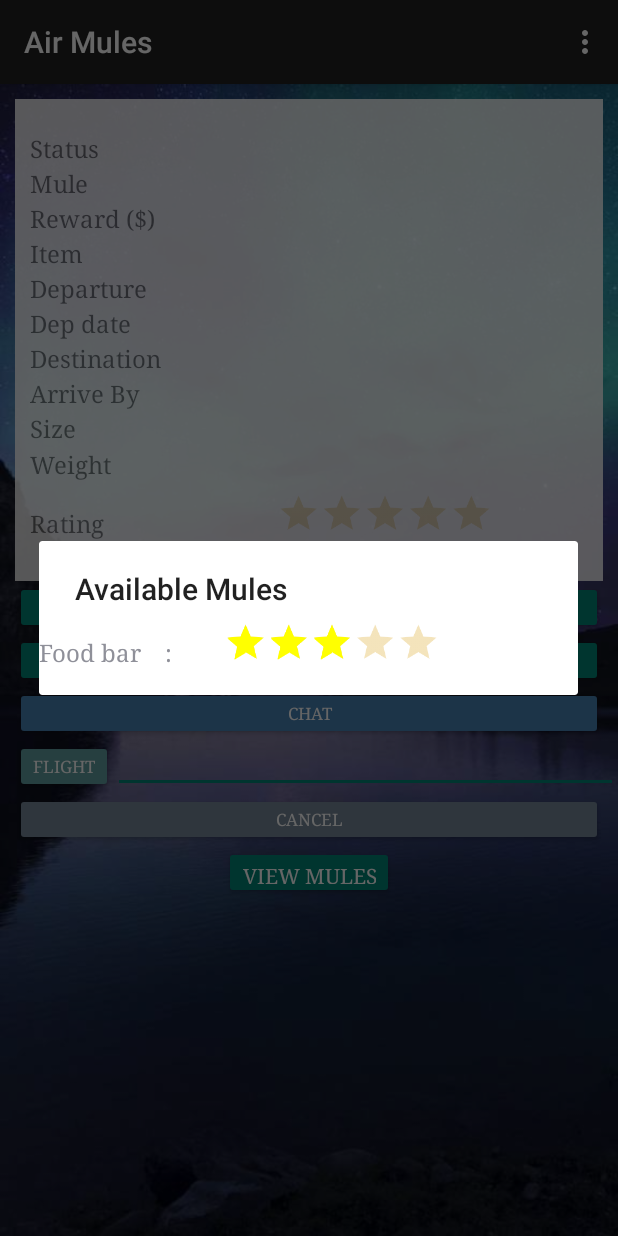
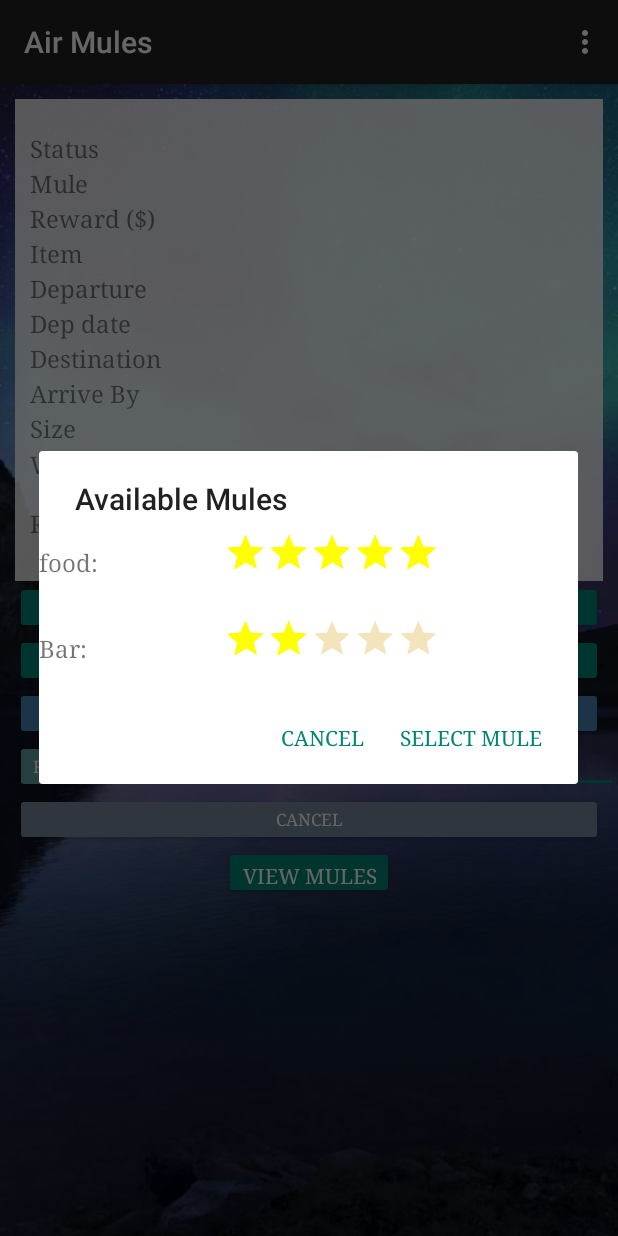
Before and after one commit to bruttozz/airmules-android-app, an Android app: the RequestDetailActivity screen opened directly, with no data from a screen before it, after a tap on "VIEW MULES", on a phone screen of 412 x 824 dp. Run offline under Robolectric (Android 15) with nearby library versions, the light colour scheme and no system bars; our stand-ins replace Firebase (no records; nobody signed in at launch, a user with empty details on screens opened directly); 2 statements that could not run were skipped.

Commit message:
Use Recycler View to display available mules

```diff
--- /dev/null
+++ b/app/src/main/java/com/example/asthana/airmuleschat/MulesRecyclerAdapter.java
@@ -0,0 +1,84 @@
+package com.example.asthana.airmuleschat;
+
+import android.app.AlertDialog;
+import android.app.Dialog;
+import android.app.DialogFragment;
+import android.content.Context;
+import android.content.DialogInterface;
+import android.media.Rating;
+import android.os.Bundle;
+import android.support.v7.widget.RecyclerView;
+import android.view.LayoutInflater;
+import android.view.View;
+import android.view.ViewGroup;
+import android.widget.Button;
+import android.widget.RatingBar;
+import android.widget.TextView;
+
+import java.util.List;
+
+
+public class MulesRecyclerAdapter extends
+        RecyclerView.Adapter<MulesRecyclerAdapter.ViewHolder> {
+
+    private List<UserClass> availableMules;
+
+    // Provide a direct reference to each of the views within a data item
+    // Used to cache the views within the item layout for fast access
+    public class ViewHolder extends RecyclerView.ViewHolder {
+        // Your holder should contain a member variable
+        // for any view that will be set as you render a row
+        public TextView nameTextView;
+        public RatingBar muleRatingBar;
+
+        // We also create a constructor that accepts the entire item row
+        // and does the view lookups to find each subview
+        public ViewHolder(View itemView) {
+            // Stores the itemView in a public final member variable that can be used
+            // to access the context from any ViewHolder instance.
+            super(itemView);
+
+            nameTextView = itemView.findViewById(R.id.dialogTxtMuleName);
+            muleRatingBar= itemView.findViewById(R.id.dialogMuleRating);
+        }
+    }
+
+
+    // Store a member variable for the contacts
+
+    // Pass in the contact array into the constructor
+    public MulesRecyclerAdapter(List<UserClass> availableMules) {
+        this.availableMules = availableMules;
+    }
+    @Override
+    public MulesRecyclerAdapter.ViewHolder onCreateViewHolder(ViewGroup parent, int viewType) {
+        Context context = parent.getContext();
+        LayoutInflater inflater = LayoutInflater.from(context);
+
+        // Inflate the custom layout
+        View contactView = inflater.inflate(R.layout.dialog_spinner_row, parent, false);
+
+        // Return a new holder instance
+        ViewHolder viewHolder = new ViewHolder(contactView);
+        return viewHolder;
+    }
+
+    // Involves populating data into the item through holder
+    @Override
+    public void onBindViewHolder(MulesRecyclerAdapter.ViewHolder viewHolder, int position) {
+        // Get the data model based on position
+        UserClass mule = availableMules.get(position);
+
+        // Set item views based on your views and data model
+        TextView textView = viewHolder.nameTextView;
+        textView.setText(mule.getName());
+        RatingBar rating = viewHolder.muleRatingBar;
+        rating.setRating(mule.getRating());
+    }
+
+    // Returns the total count of items in the list
+    @Override
+    public int getItemCount() {
+        return availableMules.size();
+    }
+}
--- a/app/src/main/java/com/example/asthana/airmuleschat/RequestDetailActivity.java
+++ b/app/src/main/java/com/example/asthana/airmuleschat/RequestDetailActivity.java
@@ -3,10 +3,17 @@ package com.example.asthana.airmuleschat;
 import android.app.AlertDialog;
 import android.app.Dialog;
 import android.app.DialogFragment;
+import android.app.Fragment;
+import android.app.FragmentTransaction;
+import android.content.DialogInterface;
 import android.content.Intent;
 import android.os.AsyncTask;
 import android.os.Bundle;
+import android.support.annotation.NonNull;
+import android.support.v7.widget.LinearLayoutManager;
+import android.support.v7.widget.RecyclerView;
 import android.util.Log;
+import android.view.LayoutInflater;
 import android.view.View;
 import android.widget.Button;
 import android.widget.EditText;
@@ -30,6 +37,11 @@ import java.io.InputStream;
 import java.io.InputStreamReader;
 import java.net.HttpURLConnection;
 import java.net.URL;
+import java.util.ArrayList;
+import java.util.Collection;
+import java.util.Iterator;
+import java.util.List;
+import java.util.ListIterator;
 
 public class RequestDetailActivity extends BaseMenuActivity {
     private TextView txtStatus;
@@ -51,7 +63,6 @@ public class RequestDetailActivity extends BaseMenuActivity {
     private Button btnPayOrConfirm;
     private Button btnViewMules;
     private String transactionID;
-    private String chatID;
     private static final String REQUESTS = "requests";
     private static final String MULE = "mule";
     private static final String STATUS = "status";
@@ -101,17 +112,30 @@ public class RequestDetailActivity extends BaseMenuActivity {
         });
 
         btnViewMules = (Button) findViewById(R.id.btnViewMules);
-        btnViewMules.setOnClickListener(new View.OnClickListener(){
-            public void onClick(View v){
-                final AlertDialog dialog = new AlertDialog.Builder(RequestDetailActivity.this)
-                        .setTitle("Available Mules")
-                        .setView(R.layout.dialog_mules)
-                        .create();
-                dialog.show();
-                ((TextView)dialog.findViewById(R.id.dialogTxtMuleName)).setText("Food bar");
-                ((RatingBar)dialog.findViewById(R.id.dialogMuleRating)).setRating(3);
-            }
-        });
+//        btnViewMules.setOnClickListener(new View.OnClickListener() {
+//            public void onClick(View v) {
+//
+//                FragmentTransaction ft = getFragmentManager().beginTransaction();
+//                Fragment prev = getFragmentManager().findFragmentByTag("dialog");
+//                if (prev != null) {
+//                    ft.remove(prev);
+//                }
+//                ft.addToBackStack(null);
+//
+//                DialogFragment dialogFragment = new ViewMulesDialogFragment();
+//                dialogFragment.show(ft, "dialog");
+////                LayoutInflater inflater = RequestDetailActivity.this.getLayoutInflater();
+////                dialog = new AlertDialog.Builder(RequestDetailActivity.this);
+////                dialog.setTitle("Available Mules");
+////                dialog.setView(inflater.inflate(R.layout.dialog_mules, null));
+////                dialog.create();
+////                dialog.show();
+////
+////                ((TextView) dialog.findViewById(R.id.dialogTxtMuleName)).setText("Food bar");
+////                ((RatingBar) dialog.findViewById(R.id.dialogMuleRating)).setRating(3);
+//            }
+//        });
+
         btnCancel = (Button) findViewById(R.id.btnCancelRequest);
         btnSignUpOrUnregister = (Button) findViewById(R.id.btnSignUpOrUnregister);
         btnPayOrConfirm = (Button) findViewById(R.id.btnPayOrConfirm);
@@ -141,7 +165,7 @@ public class RequestDetailActivity extends BaseMenuActivity {
             @Override
             public void onDataChange(DataSnapshot dataSnapshot) {
                 Request req = dataSnapshot.getValue(Request.class);
-;
+                ;
 
                 if (req == null || req.getTransactionID() == null) {
                     RequestDetailActivity.this.finish();
@@ -167,6 +191,49 @@ public class RequestDetailActivity extends BaseMenuActivity {
             }
         });
 
+    }
+
+    public void showAlertDialogButtonClicked(View view) {
+
+        // create an alert builder
+        AlertDialog.Builder builder = new AlertDialog.Builder(this);
+        builder.setTitle("Available Mules");
+
+        // set the custom layout
+        final View ViewMulesDialog = getLayoutInflater().inflate(R.layout.dialog_mules, null);
+        builder.setView(ViewMulesDialog);
+
+
+        RecyclerView viewMulesDialogRecycler = (RecyclerView) ViewMulesDialog.findViewById(R.id.viewMulesDialogRecycler);
+
+        // Initialize contacts
+        List<UserClass> mules = new ArrayList<UserClass>();
+        mules.add(new UserClass("food", 5, 5, 0));
+        mules.add(new UserClass("Bar", 5, 2, 0));
+
+        // Create adapter passing in the sample user data
+        MulesRecyclerAdapter adapter = new MulesRecyclerAdapter(mules);
+        // Attach the adapter to the recyclerview to populate items
+        viewMulesDialogRecycler.setAdapter(adapter);
+        // Set layout manager to position the items
+        viewMulesDialogRecycler.setLayoutManager(new LinearLayoutManager(RequestDetailActivity.this));
+
+        // add a button
+        builder.setPositiveButton("Select Mule", new DialogInterface.OnClickListener() {
+            @Override
+            public void onClick(DialogInterface dialog, int which) {
+                Toast.makeText(RequestDetailActivity.this, viewMulesDialogRecycler.getFocusedChild().getId(), Toast.LENGTH_LONG).show();
+
+//                TextView testset = ViewMulesDialog.findViewById(R.id.myCUstomTestText);
+//                Toast.makeText(RequestDetailActivity.this, testset.getText().toString(), Toast.LENGTH_LONG).show();
+//                sendDialogDataToActivity(editText.getText().toString());
+            }
+        });
+        builder.setNegativeButton("Cancel", null);
+
+        // create and show the alert dialog
+        AlertDialog dialog = builder.create();
+        dialog.show();
     }
 
     private void setTextAndButton(Request myReq) {
@@ -234,8 +301,7 @@ public class RequestDetailActivity extends BaseMenuActivity {
 
         if (status.equals(Request.PAID) || status.equals(Request.COMPLETE)) {
             btnPayOrConfirm.setText("CONFIRM");
-        }
-        else{
+        } else {
             btnPayOrConfirm.setText("PAY");
         }
         if (status.equals(Request.NO_MULE) || status.equals(Request.COMPLETE)) {
@@ -252,8 +318,7 @@ public class RequestDetailActivity extends BaseMenuActivity {
 
         if (status.equals(Request.PAID) || status.equals(Request.COMPLETE)) {
             btnCancel.setEnabled(false);
-        }
-        else{
+        } else {
             btnCancel.setEnabled(true);
         }
         btnCancel.setOnClickListener(new View.OnClickListener() {
@@ -265,8 +330,7 @@ public class RequestDetailActivity extends BaseMenuActivity {
 
         if (status.equals(Request.COMPLETE)) {
             btnSignUpOrUnregister.setEnabled(false);
-        }
-        else{
+        } else {
             btnSignUpOrUnregister.setEnabled(true);
         }
         btnSignUpOrUnregister.setOnClickListener(new View.OnClickListener() {
@@ -457,7 +521,7 @@ public class RequestDetailActivity extends BaseMenuActivity {
             try {
                 //formats the URL containing the API key to add in the flight number (IATA)
                 //UNCOMMENT HERE WHEN TESTING API
-                URL url = new URL(API_URL+flight);
+                URL url = new URL(API_URL + flight);
                 //open the connection
                 HttpURLConnection urlConnection = (HttpURLConnection) url.openConnection();
                 try {
@@ -489,7 +553,7 @@ public class RequestDetailActivity extends BaseMenuActivity {
             }
             //progressBar.setVisibility(View.GONE);
             Log.i("INFO", response);
-            String formatted_response = response.substring(1,response.length()-1);
+            String formatted_response = response.substring(1, response.length() - 1);
             parseRealTime(formatted_response);
             Intent myIntent = new Intent(RequestDetailActivity.this, MapsActivity.class);
             myIntent.putExtra("Flightnum", flight);
--- /dev/null
+++ b/app/src/main/java/com/example/asthana/airmuleschat/ViewMulesDialogFragment.java
@@ -0,0 +1,23 @@
+package com.example.asthana.airmuleschat;
+
+import android.app.DialogFragment;
+import android.os.Bundle;
+import android.support.v7.widget.RecyclerView;
+import android.view.LayoutInflater;
+import android.view.View;
+import android.view.ViewGroup;
+
+public class ViewMulesDialogFragment extends DialogFragment {
+    private RecyclerView mRecyclerView;
+
+    // this method create view for your Dialog
+    @Override
+    public View onCreateView(LayoutInflater inflater, ViewGroup container, Bundle savedInstanceState) {
+        //inflate layout with recycler view
+        View v = inflater.inflate(R.layout.dialog_mules, container, false);
+        mRecyclerView = (RecyclerView) v.findViewById(R.id.viewMulesDialogRecycler);
+        //setadapter
+        //get your recycler view and populate it.
+        return v;
+    }
+}
--- a/app/src/main/res/layout/activity_request_detail.xml
+++ b/app/src/main/res/layout/activity_request_detail.xml
@@ -499,6 +499,7 @@
                 android:layout_alignParentBottom="true"
                 android:layout_below="@id/btnCancelRequest"
                 android:layout_centerHorizontal="true"
+                android:onClick="showAlertDialogButtonClicked"
                 android:text="View Mules" />
 
 
--- a/app/src/main/res/layout/dialog_mules.xml
+++ b/app/src/main/res/layout/dialog_mules.xml
@@ -1,45 +1,11 @@
 <LinearLayout xmlns:android="http://schemas.android.com/apk/res/android"
-    android:layout_width="wrap_content"
-    android:layout_height="wrap_content"
-    android:orientation="vertical"
-    style="@style/AlertDialog.AppCompat.Light">
+    style="@style/AlertDialog.AppCompat.Light"
+    android:layout_width="match_parent"
+    android:layout_height="match_parent"
+    android:orientation="vertical">
 
-    <android.support.v7.widget.LinearLayoutCompat
+    <android.support.v7.widget.RecyclerView
+        android:id="@+id/viewMulesDialogRecycler"
         android:layout_width="match_parent"
-        android:layout_height="wrap_content"
-        android:orientation="horizontal">
-
-        <TextView
-            android:id="@+id/dialogTxtMuleName"
-            android:layout_width="wrap_content"
-            android:layout_height="wrap_content"
-            android:layout_gravity="center_vertical"
-            android:layout_weight="1"
-            android:fontFamily="serif"
-            android:text="@string/rating"
-            android:textSize="16sp" />
-
-        <TextView
-            android:id="@+id/dialogTxtLabelRatingColon"
-            android:layout_width="wrap_content"
-            android:layout_height="wrap_content"
-            android:layout_gravity="center"
-            android:layout_weight="1.9"
-            android:fontFamily="serif"
-            android:text="@string/colon"
-            android:textSize="16sp" />
-
-        <RatingBar
-            android:id="@+id/dialogMuleRating"
-            android:layout_width="wrap_content"
-            android:layout_height="wrap_content"
-            android:isIndicator="true"
-            android:rating="0"
-            android:scaleX="0.6"
-            android:scaleY="0.6"
-            android:theme="@style/RatingBar"
-            android:transformPivotX="10dp"
-            android:transformPivotY="20dp" />
-    </android.support.v7.widget.LinearLayoutCompat>
-
+        android:layout_height="match_parent" />
 </LinearLayout>
--- /dev/null
+++ b/app/src/main/res/layout/dialog_spinner_row.xml
@@ -0,0 +1,37 @@
+<?xml version="1.0" encoding="utf-8"?>
+<LinearLayout xmlns:android="http://schemas.android.com/apk/res/android"
+    android:layout_width="match_parent"
+    android:layout_height="wrap_content"
+    android:orientation="horizontal">
+
+    <TextView
+        android:id="@+id/dialogTxtMuleName"
+        android:layout_width="wrap_content"
+        android:layout_height="wrap_content"
+        android:layout_gravity="center_vertical"
+        android:fontFamily="serif"
+        android:text="@string/rating"
+        android:textSize="16sp" />
+
+    <TextView
+        android:id="@+id/dialogTxtLabelRatingColon"
+        android:layout_width="wrap_content"
+        android:layout_height="wrap_content"
+        android:layout_gravity="center"
+        android:layout_weight="1.9"
+        android:fontFamily="serif"
+        android:text="@string/colon"
+        android:textSize="16sp" />
+
+    <RatingBar
+        android:id="@+id/dialogMuleRating"
+        android:layout_width="wrap_content"
+        android:layout_height="wrap_content"
+        android:isIndicator="true"
+        android:rating="0"
+        android:scaleX="0.6"
+        android:scaleY="0.6"
+        android:theme="@style/RatingBar"
+        android:transformPivotX="10dp"
+        android:transformPivotY="20dp" />
+</LinearLayout>
```
Also changed, not shown: app/src/main/java/com/example/asthana/airmuleschat/ViewMulesDialog.java (deleted, +0 -29 lines).
